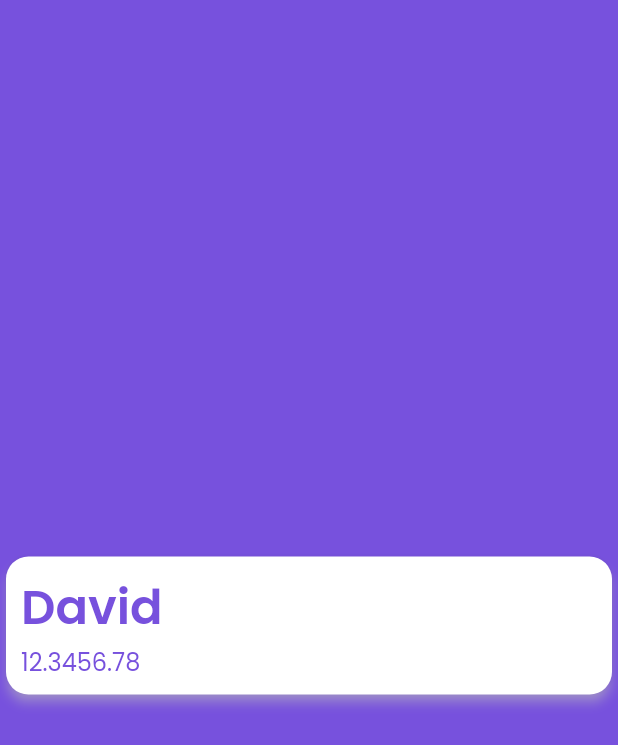
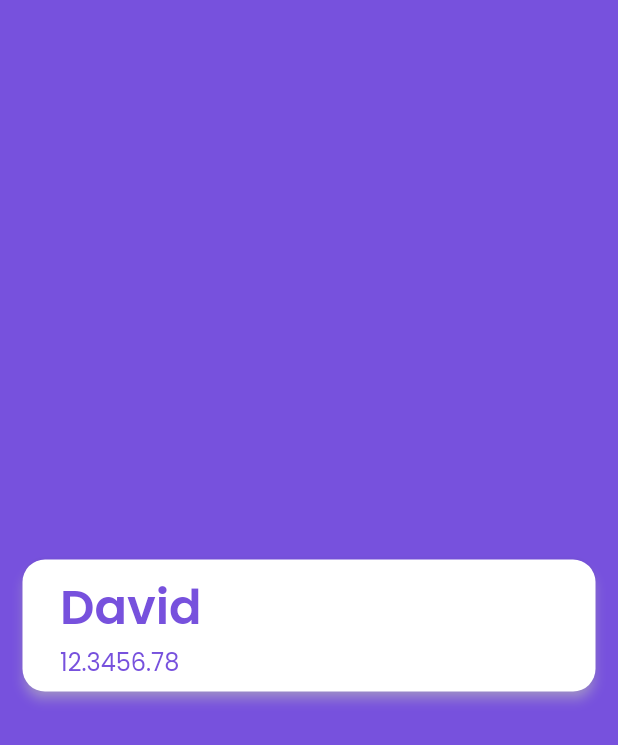
Before and after one commit to amccamikom/amcc-mobile-2022, a Flutter app: the HomePage screen opened by its route, on a phone screen of 412 x 824 dp. Shown: the top 745 px of the screen. Run offline on Flutter 3.47's test engine with Material 2 defaults, Android fonts, the phone set to English and light mode, and no system bars; our stand-ins replace google_fonts.

Commit message:
improve Home-Page Card

```diff
--- a/lib/pages/home_page.dart
+++ b/lib/pages/home_page.dart
@@ -17,13 +17,17 @@ class HomePage extends StatelessWidget {
                   height: 40,
                 ),
                 Card(
+                  margin: EdgeInsets.symmetric(horizontal: 15),
                   elevation: 3,
                   shadowColor: backgroundColor2,
                   shape: RoundedRectangleBorder(
                     borderRadius: BorderRadius.circular(15),
                   ),
                   child: Padding(
-                    padding: EdgeInsets.all(10.0),
+                    padding: EdgeInsets.symmetric(
+                      horizontal: 25,
+                      vertical: 8,
+                    ),
                     child: Row(
                       children: [
                         Column(
```
